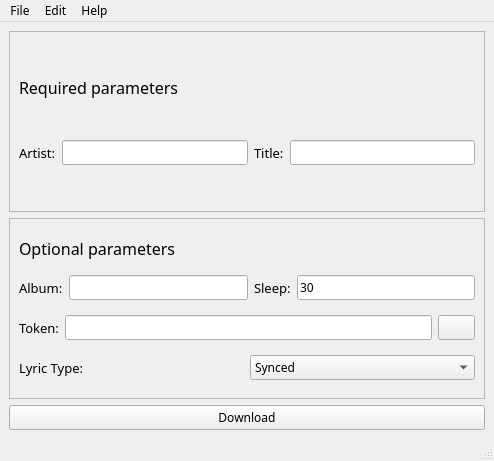
ElliotCHEN37/MxMDL, file Source/mainwin.ui: the form before one commit.
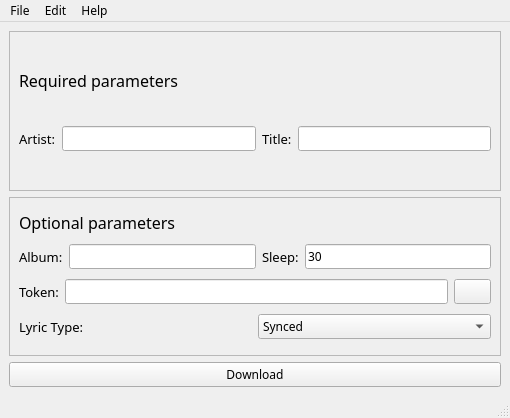
The form after the commit. Icons and pictures are not drawn. Custom widgets are drawn as their Qt base class.

```diff
--- a/Source/mainwin.ui
+++ b/Source/mainwin.ui
@@ -7,8 +7,8 @@
    <rect>
     <x>0</x>
     <y>0</y>
-    <width>494</width>
-    <height>461</height>
+    <width>510</width>
+    <height>418</height>
    </rect>
   </property>
   <property name="font">
@@ -277,7 +277,7 @@
     <rect>
      <x>0</x>
      <y>0</y>
-     <width>494</width>
+     <width>510</width>
      <height>33</height>
     </rect>
    </property>
```
Left out of the diff: 2 changed lines with no effect on the pictures.
